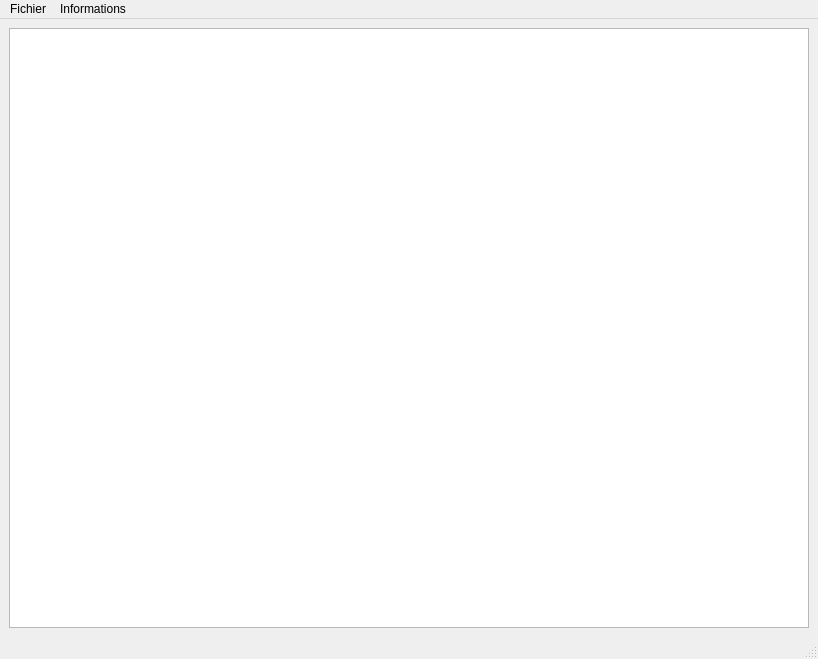
The window that interfaces/MainWindow.ui (lovehina13/EditionMetadonnees) describes before a commit, drawn with Qt 5.
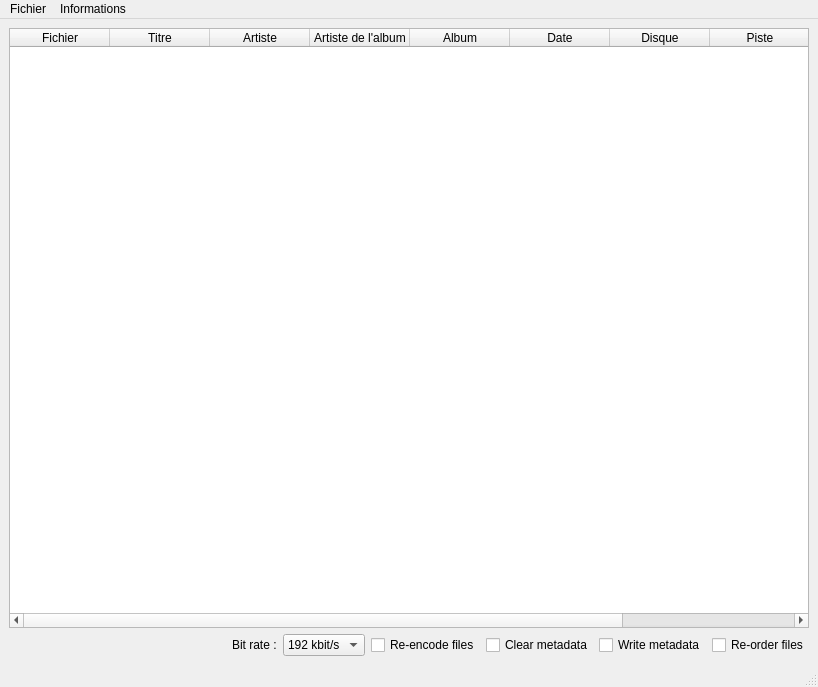
The same window after the commit. Icons and pictures are not drawn.

Commit message: Implémentation de la classe MainWindow (non terminée).

The edit to the form file:
```diff
--- a/interfaces/MainWindow.ui
+++ b/interfaces/MainWindow.ui
@@ -7,7 +7,7 @@
     <x>0</x>
     <y>0</y>
     <width>818</width>
-    <height>659</height>
+    <height>685</height>
    </rect>
   </property>
   <property name="windowTitle">
@@ -19,13 +19,163 @@
   </property>
   <widget class="QWidget" name="centralwidget">
    <layout class="QGridLayout" name="gridLayoutMainWindow">
-    <item row="0" column="0">
+    <item row="0" column="0" colspan="7">
      <widget class="QTableWidget" name="tableWidget">
       <property name="minimumSize">
        <size>
         <width>800</width>
         <height>600</height>
        </size>
+      </property>
+      <column>
+       <property name="text">
+        <string>Fichier</string>
+       </property>
+      </column>
+      <column>
+       <property name="text">
+        <string>Titre</string>
+       </property>
+      </column>
+      <column>
+       <property name="text">
+        <string>Artiste</string>
+       </property>
+      </column>
+      <column>
+       <property name="text">
+        <string>Artiste de l'album</string>
+       </property>
+      </column>
+      <column>
+       <property name="text">
+        <string>Album</string>
+       </property>
+      </column>
+      <column>
+       <property name="text">
+        <string>Date</string>
+       </property>
+      </column>
+      <column>
+       <property name="text">
+        <string>Disque</string>
+       </property>
+      </column>
+      <column>
+       <property name="text">
+        <string>Piste</string>
+       </property>
+      </column>
+      <column>
+       <property name="text">
+        <string>Genre</string>
+       </property>
+      </column>
+     </widget>
+    </item>
+    <item row="1" column="0">
+     <spacer name="horizontalSpacer">
+      <property name="orientation">
+       <enum>Qt::Horizontal</enum>
+      </property>
+      <property name="sizeHint" stdset="0">
+       <size>
+        <width>20</width>
+        <height>20</height>
+       </size>
+      </property>
+     </spacer>
+    </item>
+    <item row="1" column="1">
+     <widget class="QLabel" name="labelBitRate">
+      <property name="text">
+       <string>Bit rate :</string>
+      </property>
+     </widget>
+    </item>
+    <item row="1" column="2">
+     <widget class="QComboBox" name="comboBoxBitRate">
+      <property name="currentIndex">
+       <number>5</number>
+      </property>
+      <item>
+       <property name="text">
+        <string>32 kbit/s</string>
+       </property>
+      </item>
+      <item>
+       <property name="text">
+        <string>64 kbit/s</string>
+       </property>
+      </item>
+      <item>
+       <property name="text">
+        <string>96 kbit/s</string>
+       </property>
+      </item>
+      <item>
+       <property name="text">
+        <string>128 kbit/s</string>
+       </property>
+      </item>
+      <item>
+       <property name="text">
+        <string>160 kbit/s</string>
+       </property>
+      </item>
+      <item>
+       <property name="text">
+        <string>192 kbit/s</string>
+       </property>
+      </item>
+      <item>
+       <property name="text">
+        <string>224 kbit/s</string>
+       </property>
+      </item>
+      <item>
+       <property name="text">
+        <string>256 kbit/s</string>
+       </property>
+      </item>
+      <item>
+       <property name="text">
+        <string>288 kbit/s</string>
+       </property>
+      </item>
+      <item>
+       <property name="text">
+        <string>320 kbit/s</string>
+       </property>
+      </item>
+     </widget>
+    </item>
+    <item row="1" column="3">
+     <widget class="QCheckBox" name="checkBoxEncodeFiles">
+      <property name="text">
+       <string>Re-encode files</string>
+      </property>
+     </widget>
+    </item>
+    <item row="1" column="4">
+     <widget class="QCheckBox" name="checkBoxClearMetadata">
+      <property name="text">
+       <string>Clear metadata</string>
+      </property>
+     </widget>
+    </item>
+    <item row="1" column="5">
+     <widget class="QCheckBox" name="checkBoxWriteMetadata">
+      <property name="text">
+       <string>Write metadata</string>
+      </property>
+     </widget>
+    </item>
+    <item row="1" column="6">
+     <widget class="QCheckBox" name="checkBoxOrderFiles">
+      <property name="text">
+       <string>Re-order files</string>
       </property>
      </widget>
     </item>
```
The commit also changes 2 other files.
